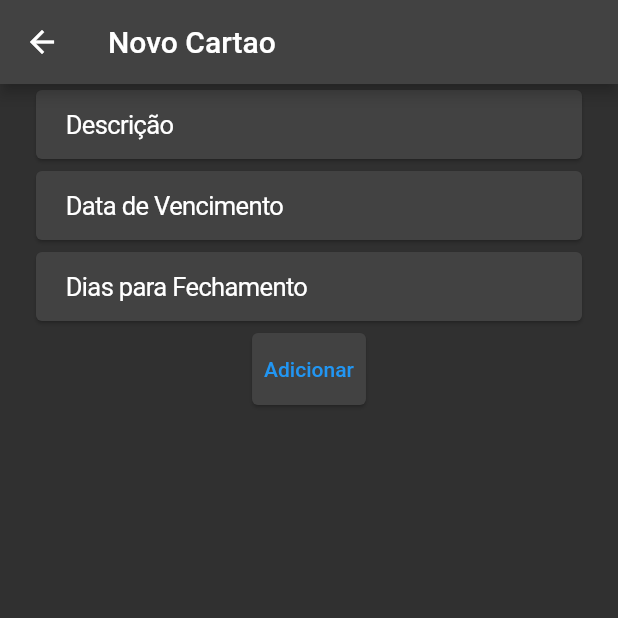
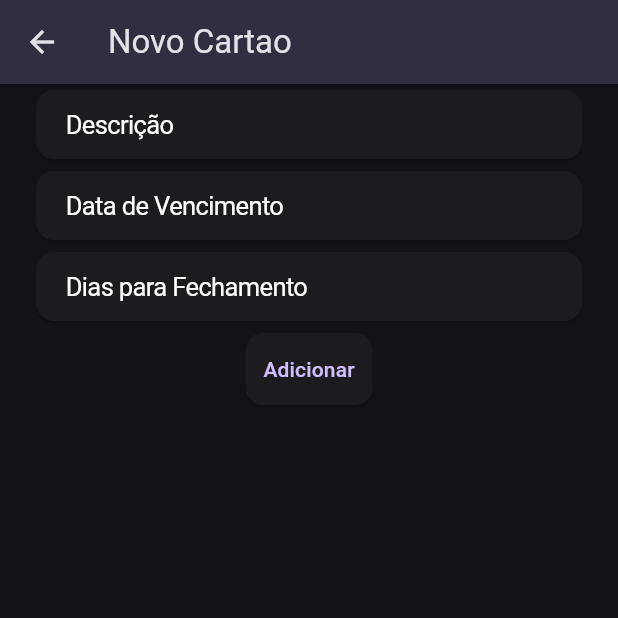
Before and after one commit to leoonhls/app_financas, a Flutter app: the screen it shows after launch, item 3 of the bottom bar chosen, after a tap on the "add" icon, on a phone screen of 412 x 824 dp, the top half of it. Run offline on Flutter 3.47's test engine with Material 3 defaults, Android fonts, the phone set to English and light mode, and no system bars; our stand-ins replace currency_text_input_formatter, custom_navigation_bar, get, hive, hive_flutter, scrollable_positioned_list; missing offline and left inert: choice, scroll_wheel_date_picker, time_machine; accounts and stored records are empty; statements that could not run were skipped.

Commit message:
Alteração de aparência

```diff
--- a/lib/controller/config_controller.dart
+++ b/lib/controller/config_controller.dart
@@ -24,12 +24,9 @@ class ConfigController extends GetxController {
 
     return Card(
       child: ListTile(
-          title: Row(
-            mainAxisAlignment: MainAxisAlignment.spaceBetween,
-            children: [
-              const Text("Lançamentos Fixos"),
-              InkWell(onTap: () {}, child: const Icon(Icons.add))
-            ],
+          title: const Padding(
+            padding: EdgeInsets.only(top: 8.0),
+            child: Text("Lançamentos Fixos"),
           ),
           subtitle: ValueListenableBuilder(
             valueListenable: cartoesBox.listenable(),
@@ -106,7 +103,9 @@ class ConfigController extends GetxController {
 
     return Card(
       child: ListTile(
-          title: Row(
+          title: Padding(
+            padding: const EdgeInsets.only(top: 8.0),
+            child: Row(
               mainAxisAlignment: MainAxisAlignment.spaceBetween,
               children: [
                 const Text("Cartões"),
@@ -116,6 +115,7 @@ class ConfigController extends GetxController {
                     },
                     child: const Icon(Icons.add))
               ],
+            ),
           ),
           subtitle: ValueListenableBuilder(
             valueListenable: cartoesBox.listenable(),
--- a/lib/main.dart
+++ b/lib/main.dart
@@ -66,7 +66,7 @@ class MyApp extends StatelessWidget {
   @override
   Widget build(BuildContext context) {
     return GetMaterialApp(
-      theme: ThemeData.dark(useMaterial3: false),
+      theme: ThemeData.dark(useMaterial3: true),
       title: 'Controle de Gastos',
       home: const MainPage(),
       debugShowCheckedModeBanner: false,
--- a/lib/pages/add_cartao_page.dart
+++ b/lib/pages/add_cartao_page.dart
@@ -17,6 +17,7 @@ class AddCartaoPage extends GetView<AddCartaoController> {
 
     return Scaffold(
       appBar: AppBar(
+        backgroundColor: Theme.of(context).colorScheme.onSecondary,
         title: Text(controller.titulo.value),
       ),
       body: Padding(
--- a/lib/pages/add_lancamento_page.dart
+++ b/lib/pages/add_lancamento_page.dart
@@ -28,6 +28,7 @@ class AddLancamento extends GetView<AddLancamentoController> {
     return Scaffold(
       appBar: AppBar(
         title: Text(controller.titulo.value),
+        backgroundColor: Theme.of(context).colorScheme.onSecondary,
       ),
       body: SingleChildScrollView(
         child: Padding(
--- a/lib/pages/calc_saldo_manual_page.dart
+++ b/lib/pages/calc_saldo_manual_page.dart
@@ -17,6 +17,7 @@ class CalcSaldoManualPage extends GetView<MainController> {
         appBar: AppBar(
           title: Text(
               "Saldo de ${(DateFormat.MMMM("PT").format(Get.find<MainController>().dataComparacaoSelecionada.value).capitalizeFirst)} / ${Get.find<MainController>().dataComparacaoSelecionada.value.year}"),
+          backgroundColor: Theme.of(context).colorScheme.onSecondary,
         ),
         body: Padding(
           padding: const EdgeInsets.all(15.0),
--- a/lib/pages/lancamentos_geral_page.dart
+++ b/lib/pages/lancamentos_geral_page.dart
@@ -25,12 +25,13 @@ class LancamentosGeralPage extends GetView<MainController> {
             preferredSize: const Size(100, 120),
             child: Container(
               decoration: BoxDecoration(
-                color: Theme.of(context).colorScheme.background,
+                color: Theme.of(context).colorScheme.onSecondary,
                 borderRadius:
                     const BorderRadius.vertical(bottom: Radius.circular(20)),
               ),
               child: Padding(
-                padding: const EdgeInsets.symmetric(horizontal: 20.0),
+                padding: const EdgeInsets.only(
+                    left: 20.0, right: 20, bottom: 20, top: 5),
                 child: Center(
                   child: Card(
                     child: ListTile(
--- a/lib/pages/lancamentos_mes_page.dart
+++ b/lib/pages/lancamentos_mes_page.dart
@@ -27,7 +27,7 @@ class LancamentosMesPage extends GetView<MainController> {
                 decoration: BoxDecoration(
                   borderRadius:
                       const BorderRadius.vertical(bottom: Radius.circular(20)),
-                  color: Theme.of(context).colorScheme.background,
+                  color: Theme.of(context).colorScheme.onSecondary,
                 ),
                 child: Padding(
                   padding: const EdgeInsets.symmetric(horizontal: 20.0),
@@ -73,6 +73,8 @@ class LancamentosMesPage extends GetView<MainController> {
                       child: ListTile(
                         title: Padding(
                           padding: const EdgeInsets.only(bottom: 8.0),
+                          child: Padding(
+                            padding: const EdgeInsets.only(top: 8.0),
                             child: Row(
                               mainAxisAlignment: MainAxisAlignment.spaceBetween,
                               children: [
@@ -86,6 +88,7 @@ class LancamentosMesPage extends GetView<MainController> {
                                   )),
                                 ),
                               ],
+                            ),
                           ),
                         ),
                         subtitle: Padding(
--- a/lib/pages/main_page.dart
+++ b/lib/pages/main_page.dart
@@ -13,8 +13,7 @@ class MainPage extends GetView<MainController> {
     Get.put(MainController());
     var padding = (MediaQuery.of(context).size.width - 250) / 2;
     return Obx(
-      () => SafeArea(
-        child: Scaffold(
+      () => Scaffold(
         bottomNavigationBar: Padding(
           padding: EdgeInsets.only(bottom: 20, left: padding, right: padding),
           child: CustomNavigationBar(
@@ -43,15 +42,16 @@ class MainPage extends GetView<MainController> {
           ),
         ),
         appBar: AppBar(
+          backgroundColor: Theme.of(context).colorScheme.onSecondary,
+          shadowColor: Colors.deepPurple.withAlpha(150),
           scrolledUnderElevation: 0,
           centerTitle: true,
-            title: Text(
+          title: const Text(
             "Controle de Gastos",
           ),
         ),
         body: controller.clienteTela(),
       ),
-      ),
     );
   }
 }
```
Lines whose indentation alone changed are shown as unchanged.
